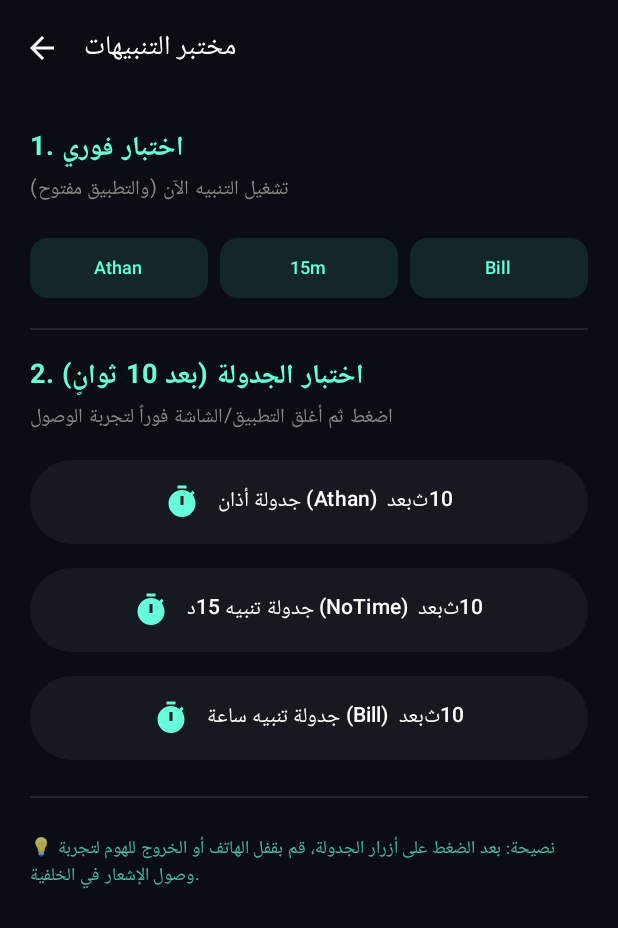
After one commit to amjad-awad-allah/mawaqeeti, an Android app built with Jetpack Compose: the TestScreen screen opened through its navigation route, on a phone screen of 412 x 824 dp. The commit adds this screen. Shown: the top 928 px of the screen. Run offline under Robolectric (Android 15) with nearby library versions, the light colour scheme and no system bars; our stand-ins replace Dagger/Hilt's generated code; libraries missing offline, so code that uses them is left out: androidx.glance, androidx.glance.appwidget, com.example.lavalamp; 6 statements that could not run were skipped.

Commit message:
feat: implement prayer times home screen, notification scheduling system, and interactive Glance widget

```diff
--- a/app/src/main/java/com/amjad/mawaqeeti/ui/MainActivity.kt
+++ b/app/src/main/java/com/amjad/mawaqeeti/ui/MainActivity.kt
@@ -18,6 +18,7 @@ import com.amjad.mawaqeeti.ui.home.HomeScreen
 import com.amjad.mawaqeeti.ui.settings.SettingsScreen
 import com.amjad.mawaqeeti.ui.splash.SplashScreen
 import com.amjad.mawaqeeti.ui.theme.ThemeMawaqeeti
+import com.amjad.mawaqeeti.ui.test.TestScreen
 import dagger.hilt.android.AndroidEntryPoint
 
 @AndroidEntryPoint
@@ -81,11 +82,17 @@ fun MawaqeetiNavigation() {
             HomeScreen(
                 onSettingsClick = {
                     navController.navigate("settings")
+                },
+                onTestClick = {
+                    navController.navigate("test_screen")
                 }
             )
         }
         composable("settings") {
             SettingsScreen(onBack = { navController.popBackStack() })
         }
+        composable("test_screen") {
+            TestScreen(onBack = { navController.popBackStack() })
+        }
     }
 }
--- a/app/src/main/java/com/amjad/mawaqeeti/ui/home/HomeScreen.kt
+++ b/app/src/main/java/com/amjad/mawaqeeti/ui/home/HomeScreen.kt
@@ -32,6 +32,7 @@ import com.example.lavalamp.LavaMode
 @Composable
 fun HomeScreen(
     onSettingsClick: () -> Unit,
+    onTestClick: () -> Unit,
     viewModel: HomeViewModel = hiltViewModel()
 ) {
     val uiState by viewModel.uiState.collectAsState()
@@ -85,8 +86,20 @@ fun HomeScreen(
                         )
                     },
                     actions = {
-                        IconButton(onClick = onSettingsClick) {
-                            Icon(Icons.Default.Settings, "إعدادات", tint = Color.White)
+                        IconButton(
+                            onClick = onTestClick,
+                            modifier = Modifier.background(Color.White.copy(alpha = 0.05f), CircleShape)
+                        ) {
+                            Icon(Icons.Default.BugReport, "Test", tint = Color.White)
+                        }
+
+                        Spacer(modifier = Modifier.width(8.dp))
+
+                        IconButton(
+                            onClick = onSettingsClick,
+                            modifier = Modifier.background(Color.White.copy(alpha = 0.05f), CircleShape)
+                        ) {
+                            Icon(Icons.Default.Settings, "Settings", tint = Color.White)
                         }
                     }
                 )
--- a/app/src/main/java/com/amjad/mawaqeeti/ui/home/HomeViewModel.kt
+++ b/app/src/main/java/com/amjad/mawaqeeti/ui/home/HomeViewModel.kt
@@ -91,6 +91,9 @@ class HomeViewModel @Inject constructor(
                 val (next, isNextDay) = PrayerCalculator.findNextPrayer(prayerList, nextFajr)
                 val progress = PrayerCalculator.getProgress(states)
 
+                // Automatically schedule alarms whenever data is updated/loaded
+                scheduler.scheduleAlarmsForPrayers(prayerList)
+
                 _uiState.update {
                     it.copy(
                         prayers = prayerList,
--- /dev/null
+++ b/app/src/main/java/com/amjad/mawaqeeti/ui/test/TestScreen.kt
@@ -0,0 +1,167 @@
+package com.amjad.mawaqeeti.ui.test
+
+import android.app.AlarmManager
+import android.app.PendingIntent
+import android.content.Context
+import android.content.Intent
+import androidx.compose.foundation.layout.*
+import androidx.compose.foundation.rememberScrollState
+import androidx.compose.foundation.verticalScroll
+import androidx.compose.material.icons.Icons
+import androidx.compose.material.icons.filled.ArrowBack
+import androidx.compose.material.icons.filled.NotificationsActive
+import androidx.compose.material.icons.filled.PlayArrow
+import androidx.compose.material.icons.filled.Timer
+import androidx.compose.material3.*
+import androidx.compose.runtime.Composable
+import androidx.compose.ui.Modifier
+import androidx.compose.ui.graphics.Color
+import androidx.compose.ui.platform.LocalContext
+import androidx.compose.ui.text.font.FontWeight
+import androidx.compose.ui.unit.dp
+import androidx.compose.ui.unit.sp
+import com.amjad.mawaqeeti.notification.AlarmReceiver
+
+@OptIn(ExperimentalMaterial3Api::class)
+@Composable
+fun TestScreen(onBack: () -> Unit) {
+    val context = LocalContext.current
+
+    Scaffold(
+        topBar = {
+            TopAppBar(
+                title = { Text("مختبر التنبيهات", fontSize = 18.sp) },
+                navigationIcon = {
+                    IconButton(onClick = onBack) {
+                        Icon(Icons.Default.ArrowBack, "Back")
+                    }
+                },
+                colors = TopAppBarDefaults.topAppBarColors(
+                    containerColor = Color(0xFF0A0E14),
+                    titleContentColor = Color.White,
+                    navigationIconContentColor = Color.White
+                )
+            )
+        },
+        containerColor = Color(0xFF0A0E14)
+    ) { padding ->
+        Column(
+            modifier = Modifier
+                .fillMaxSize()
+                .padding(padding)
+                .padding(20.dp)
+                .verticalScroll(rememberScrollState()),
+            verticalArrangement = Arrangement.spacedBy(16.dp)
+        ) {
+            TestSection(
+                title = "1. اختبار فوري",
+                description = "تشغيل التنبيه الآن (والتطبيق مفتوح)"
+            )
+
+            Row(horizontalArrangement = Arrangement.spacedBy(8.dp)) {
+                SmallTestButton("Athan", Modifier.weight(1f)) { triggerTestAlarm(context, "الفجر", 0) }
+                SmallTestButton("15m", Modifier.weight(1f)) { triggerTestAlarm(context, "الظهر", 15) }
+                SmallTestButton("Bill", Modifier.weight(1f)) { triggerTestAlarm(context, "العصر", 60) }
+            }
+
+            Divider(color = Color.White.copy(alpha = 0.1f))
+
+            TestSection(
+                title = "2. اختبار الجدولة (بعد 10 ثوانٍ)",
+                description = "اضغط ثم أغلق التطبيق/الشاشة فوراً لتجربة الوصول"
+            )
+
+            TestButton(
+                text = "جدولة أذان (Athan) بعد 10ث",
+                icon = Icons.Default.Timer,
+                onClick = { scheduleTestAlarm(context, "المغرب", 0, 10) }
+            )
+
+            TestButton(
+                text = "جدولة تنبيه 15د (NoTime) بعد 10ث",
+                icon = Icons.Default.Timer,
+                onClick = { scheduleTestAlarm(context, "العشاء", 15, 10) }
+            )
+
+            TestButton(
+                text = "جدولة تنبيه ساعة (Bill) بعد 10ث",
+                icon = Icons.Default.Timer,
+                onClick = { scheduleTestAlarm(context, "الفجر", 60, 10) }
+            )
+
+            Divider(color = Color.White.copy(alpha = 0.1f), modifier = Modifier.padding(vertical = 8.dp))
+
+            Text(
+                "💡 نصيحة: بعد الضغط على أزرار الجدولة، قم بقفل الهاتف أو الخروج للهوم لتجربة وصول الإشعار في الخلفية.",
+                color = Color(0xFF64FFDA).copy(alpha = 0.7f),
+                fontSize = 12.sp,
+                lineHeight = 18.sp
+            )
+        }
+    }
+}
+
+@Composable
+fun TestSection(title: String, description: String) {
+    Column {
+        Text(title, color = Color(0xFF64FFDA), fontSize = 18.sp, fontWeight = FontWeight.Bold)
+        Text(description, color = Color.Gray, fontSize = 13.sp)
+    }
+}
+
+@Composable
+fun TestButton(text: String, icon: androidx.compose.ui.graphics.vector.ImageVector, onClick: () -> Unit) {
+    Button(
+        onClick = onClick,
+        modifier = Modifier.fillMaxWidth(),
+        colors = ButtonDefaults.buttonColors(containerColor = Color.White.copy(alpha = 0.05f)),
+        contentPadding = PaddingValues(16.dp)
+    ) {
+        Icon(icon, contentDescription = null, tint = Color(0xFF64FFDA))
+        Spacer(Modifier.width(12.dp))
+        Text(text, color = Color.White, fontSize = 14.sp)
+    }
+}
+
+@Composable
+fun SmallTestButton(text: String, modifier: Modifier, onClick: () -> Unit) {
+    Button(
+        onClick = onClick,
+        modifier = modifier,
+        colors = ButtonDefaults.buttonColors(containerColor = Color(0xFF64FFDA).copy(alpha = 0.1f)),
+        shape = androidx.compose.foundation.shape.RoundedCornerShape(12.dp)
+    ) {
+        Text(text, color = Color(0xFF64FFDA), fontSize = 12.sp)
+    }
+}
+
+private fun triggerTestAlarm(context: Context, prayerName: String, minutesBefore: Int) {
+    val intent = Intent(context, AlarmReceiver::class.java).apply {
+        putExtra("PRAYER_NAME", prayerName)
+        putExtra("MINUTES_BEFORE", minutesBefore)
+    }
+    context.sendBroadcast(intent)
+}
+
+private fun scheduleTestAlarm(context: Context, prayerName: String, minutesBefore: Int, secondsDelayed: Int) {
+    val alarmManager = context.getSystemService(Context.ALARM_SERVICE) as AlarmManager
+    val intent = Intent(context, AlarmReceiver::class.java).apply {
+        putExtra("PRAYER_NAME", prayerName)
+        putExtra("MINUTES_BEFORE", minutesBefore)
+    }
+
+    val pendingIntent = PendingIntent.getBroadcast(
+        context,
+        System.currentTimeMillis().toInt(), // Unique request code
+        intent,
+        PendingIntent.FLAG_UPDATE_CURRENT or PendingIntent.FLAG_IMMUTABLE
+    )
+
+    val triggerAt = System.currentTimeMillis() + (secondsDelayed * 1000)
+
+    alarmManager.setExactAndAllowWhileIdle(
+        AlarmManager.RTC_WAKEUP,
+        triggerAt,
+        pendingIntent
+    )
+}
```
Also changed, not shown: app/src/main/java/com/amjad/mawaqeeti/notification/AlarmReceiver.kt (+29 -11 lines), app/src/main/java/com/amjad/mawaqeeti/notification/BootReceiver.kt (+15 -17 lines), app/src/main/java/com/amjad/mawaqeeti/notification/NotificationScheduler.kt (+4 -4 lines), app/src/main/java/com/amjad/mawaqeeti/widget/PrayerWidget.kt (+6 -8 lines).
